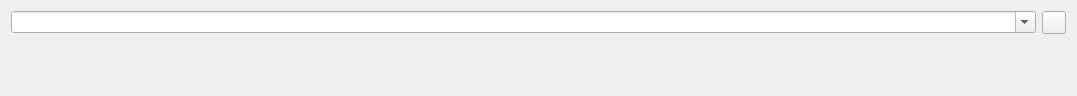
darrenedale/ReScribe, file src/ui/imagechooser.ui: the form before one commit.
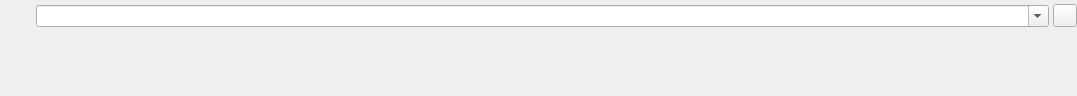
The form after the commit. Icons and pictures are not drawn.

The edit to the form file:
```diff
--- a/src/ui/imagechooser.ui
+++ b/src/ui/imagechooser.ui
@@ -14,8 +14,51 @@
    <string>Form</string>
   </property>
   <layout class="QVBoxLayout" name="verticalLayout">
+   <property name="spacing">
+    <number>4</number>
+   </property>
+   <property name="leftMargin">
+    <number>0</number>
+   </property>
+   <property name="topMargin">
+    <number>0</number>
+   </property>
+   <property name="rightMargin">
+    <number>0</number>
+   </property>
+   <property name="bottomMargin">
+    <number>0</number>
+   </property>
    <item>
     <layout class="QHBoxLayout" name="horizontalLayout">
+     <item>
+      <widget class="QLabel" name="icon">
+       <property name="minimumSize">
+        <size>
+         <width>32</width>
+         <height>32</height>
+        </size>
+       </property>
+       <property name="maximumSize">
+        <size>
+         <width>32</width>
+         <height>32</height>
+        </size>
+       </property>
+       <property name="baseSize">
+        <size>
+         <width>32</width>
+         <height>37</height>
+        </size>
+       </property>
+       <property name="text">
+        <string/>
+       </property>
+       <property name="scaledContents">
+        <bool>true</bool>
+       </property>
+      </widget>
+     </item>
      <item>
       <widget class="QComboBox" name="imageUrl">
        <property name="editable">
```
Left out of the diff: 6 changed lines with no effect on the pictures.
